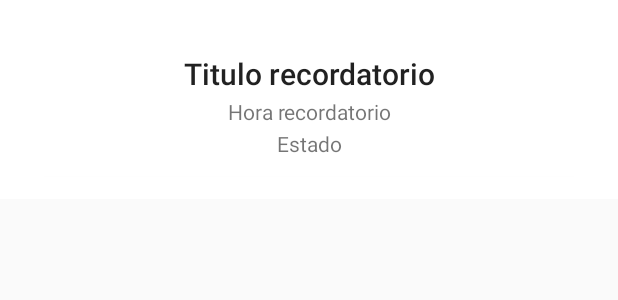
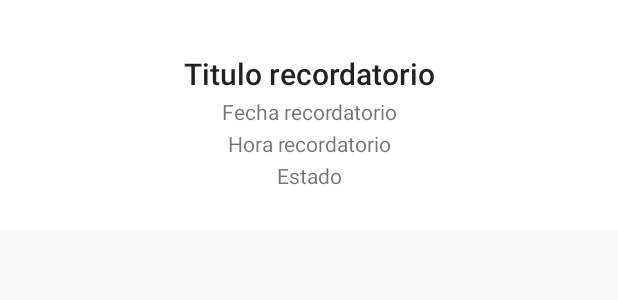
Before and after one commit to janertorrales2016/PROJECT, an Android app: the layout rv_vista_recordatorios.xml on its own in the app's theme, with its tools: preview values and no code run, on a phone screen of 412 x 824 dp. Shown: the top 300 px of the screen. Run offline under Robolectric (Android 15) with nearby library versions, the phone set to English and light mode, and no system bars.

Commit message:
menu y agregar recordatorios

```diff
--- a/app/src/main/res/layout/rv_vista_recordatorios.xml
+++ b/app/src/main/res/layout/rv_vista_recordatorios.xml
@@ -39,11 +39,20 @@
                 app:layout_constraintTop_toBottomOf="@+id/imgPortada" />
 
             <TextView
+                android:id="@+id/rvFechaListaRecordatorios"
+                style="@style/TextAppearance.AppCompat.Body1"
+                android:layout_width="match_parent"
+                android:layout_height="wrap_content"
+                android:layout_marginTop="2dp"
+                android:gravity="center"
+                android:text="Fecha recordatorio"
+                android:textColor="#8A000000" />
+
+            <TextView
                 android:id="@+id/rvHoraListaRecordatorios"
                 style="@style/TextAppearance.AppCompat.Body1"
                 android:layout_width="match_parent"
                 android:layout_height="wrap_content"
-                android:layout_below="@+id/txtNombre"
                 android:layout_marginTop="2dp"
                 android:gravity="center"
                 android:text="Hora recordatorio"
@@ -54,7 +63,6 @@
                 style="@style/TextAppearance.AppCompat.Body1"
                 android:layout_width="match_parent"
                 android:layout_height="wrap_content"
-                android:layout_below="@+id/txtNombre"
                 android:layout_marginTop="2dp"
                 android:gravity="center"
                 android:text="Estado"
@@ -71,7 +79,6 @@
                 app:layout_constraintEnd_toEndOf="parent"
                 app:layout_constraintStart_toStartOf="parent"
                 app:layout_constraintTop_toBottomOf="@+id/desc">
-
             </RelativeLayout>
 
         </LinearLayout>
```
Also changed, not shown: app/src/main/java/uteq/student/project/ListaRecordatoriosActivity.java (+16 -5 lines), app/src/main/java/uteq/student/project/MainActivity.java (+10 -1 lines), app/src/main/java/uteq/student/project/VistaRecordatoriosActivity.java (+21 -8 lines), app/src/main/res/layout/activity_main.xml (+7 -3 lines).
